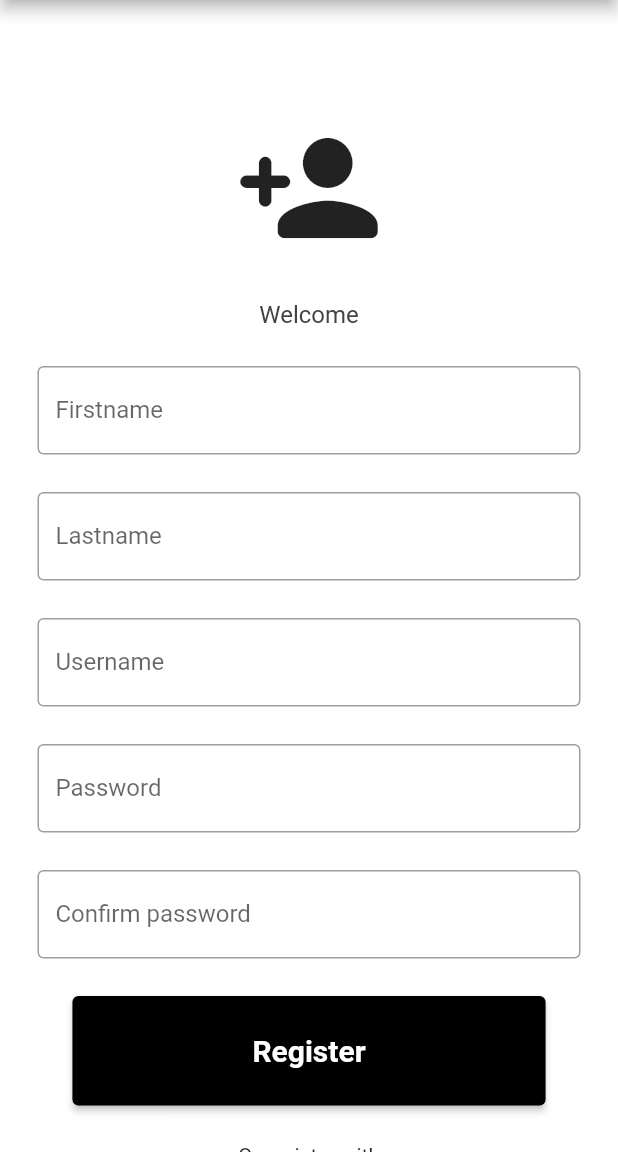
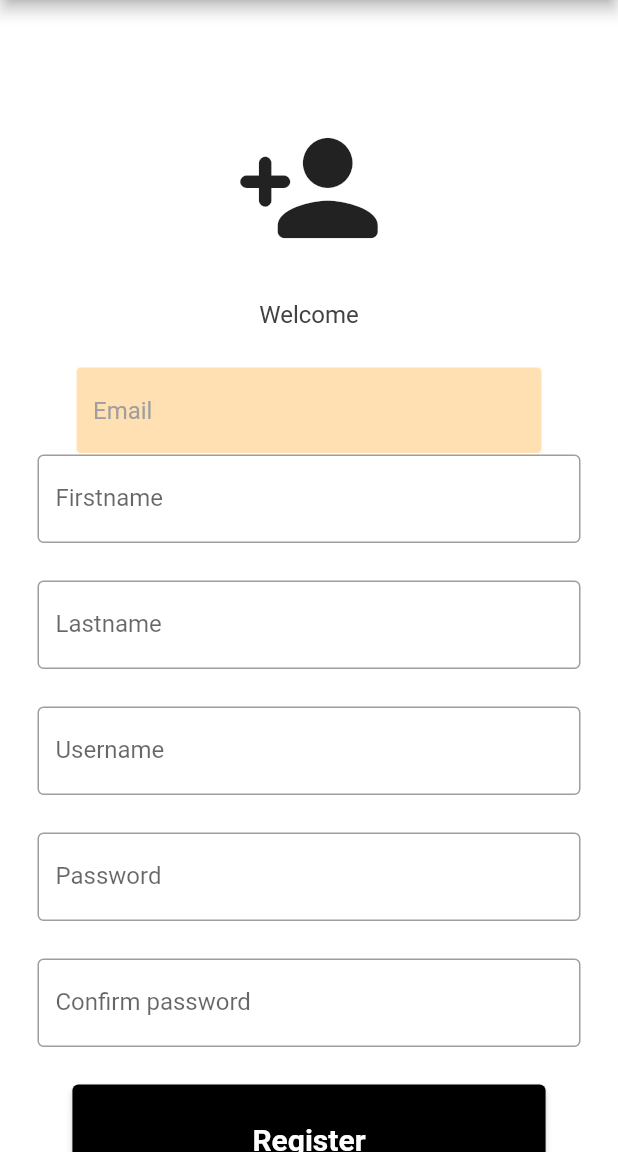
Before and after one commit to zsigmondattila/bus4u, a Flutter app: the RegisterPage screen opened directly, after a tap on "Register", on a phone screen of 412 x 824 dp, the part 84-1236 px from its top. Run offline on Flutter 3.47's test engine with Material 2 defaults, Android fonts, the light colour scheme and no system bars; network calls fail.

Commit message:
Login try

```diff
--- a/APPLICATION/lib/pages/register_page.dart
+++ b/APPLICATION/lib/pages/register_page.dart
@@ -1,14 +1,36 @@
+import 'package:bus4u/components/my_text_field.dart';
 import 'package:bus4u/components/square_tile.dart';
+import 'package:bus4u/postman/api.dart';
+import 'dart:convert';
 import 'package:flutter/material.dart';
 
 class RegisterPage extends StatelessWidget {
   RegisterPage({super.key});
 
-  final usernameController = TextEditingController();
-  final passwordController = TextEditingController();
+  final nameController = TextEditingController();
+  final emailController = TextEditingController();
+  final passController = TextEditingController();
+  final repassController = TextEditingController();
 
-  //sign user in method
-  void signUserIn() {}
+  //register method
+  _register(context) async {
+    var data = {
+      'name': nameController.text,
+      'email': emailController.text,
+      'password': passController.text,
+    };
+
+    var res = await CallApi().postData(data, 'register');
+    var body = json.decode(res.body);
+    if(body[null]){
+      TextButton(
+            child: const Text('Approve'),
+            onPressed: () {
+              Navigator.of(context).pop();
+            },
+            );
+    }
+  }
 
   @override
   Widget build(BuildContext context) {
@@ -39,6 +61,10 @@ class RegisterPage extends StatelessWidget {
                     style: TextStyle(color: Colors.grey[800], fontSize: 16),
                   ),
                   const SizedBox(height: 25),
+                  MyTextField(
+                      controller: emailController,
+                      hintText: 'Email',
+                      obscureText: false),
                   const TextField(
                     decoration: InputDecoration(
                       border: OutlineInputBorder(),
@@ -78,7 +104,7 @@ class RegisterPage extends StatelessWidget {
                   const SizedBox(height: 25),
                   ElevatedButton(
                     onPressed: () {
-                      signUserIn();
+                      _register(context);
                     },
                     style: ElevatedButton.styleFrom(
                       backgroundColor: Colors.black,
--- /dev/null
+++ b/APPLICATION/lib/postman/api.dart
@@ -0,0 +1,19 @@
+import 'dart:convert';
+import 'package:http/http.dart' as http;
+
+class CallApi {
+  final String _url = "https://bus4u.fast-table.com/auth";
+  postData(data, apiUrl) async {
+    var fullUrl = _url + apiUrl;
+    return await http.post(
+      Uri.parse(fullUrl),
+      body: jsonEncode(data),
+      headers: _setHeaders(),
+    );
+  }
+
+  _setHeaders() => {
+        'Content-type': 'application/json',
+        'Accept': 'application/json',
+      };
+}
--- a/APPLICATION/pubspec.yaml
+++ b/APPLICATION/pubspec.yaml
@@ -30,7 +30,7 @@ environment:
 dependencies:
   flutter:
     sdk: flutter
-
+  http: ^1.1.0
 
   # The following adds the Cupertino Icons font to your application.
   # Use with the CupertinoIcons class for iOS style icons.
```
Also changed, not shown: APPLICATION/pubspec.lock, 7 other files.
